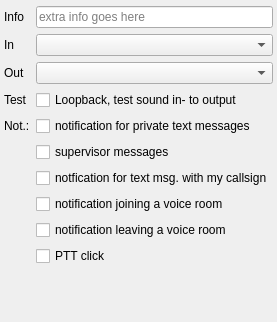
Old version of the form src/blackgui/components/audiosetupcomponent.ui in the repository swift-project/pilotclient.
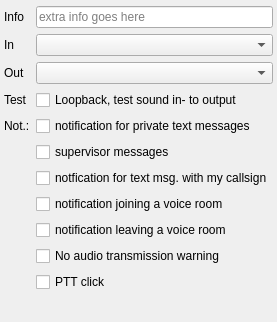
New version of the form.

Commit message:
Ref T565, setup and support for "no audio transmission" sound
* UI, added checkbox for "no audio tx"
* added in audio settings
* added in sound generator

The edit to the form file:
```diff
--- a/src/blackgui/components/audiosetupcomponent.ui
+++ b/src/blackgui/components/audiosetupcomponent.ui
@@ -148,7 +148,7 @@
        </property>
       </widget>
      </item>
-     <item row="10" column="1">
+     <item row="11" column="1">
       <widget class="QCheckBox" name="cb_SetupAudioPTTClick">
        <property name="text">
         <string>PTT click</string>
@@ -169,6 +169,13 @@
        </property>
       </widget>
      </item>
+     <item row="10" column="1">
+      <widget class="QCheckBox" name="cb_SetupAudioNoTransmission">
+       <property name="text">
+        <string>No audio transmission warning</string>
+       </property>
+      </widget>
+     </item>
     </layout>
    </item>
    <item>
```
Left out of the diff: 1 changed line with no effect on the pictures. The commit also changes 6 other files.
